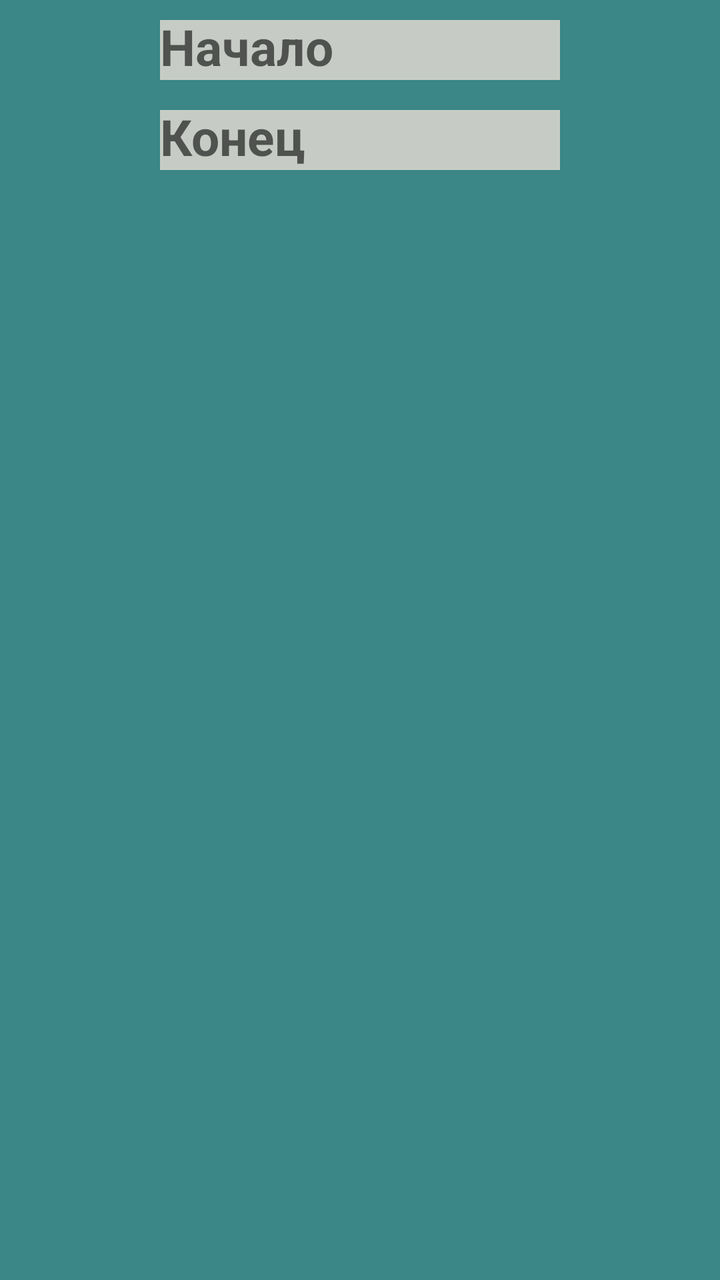
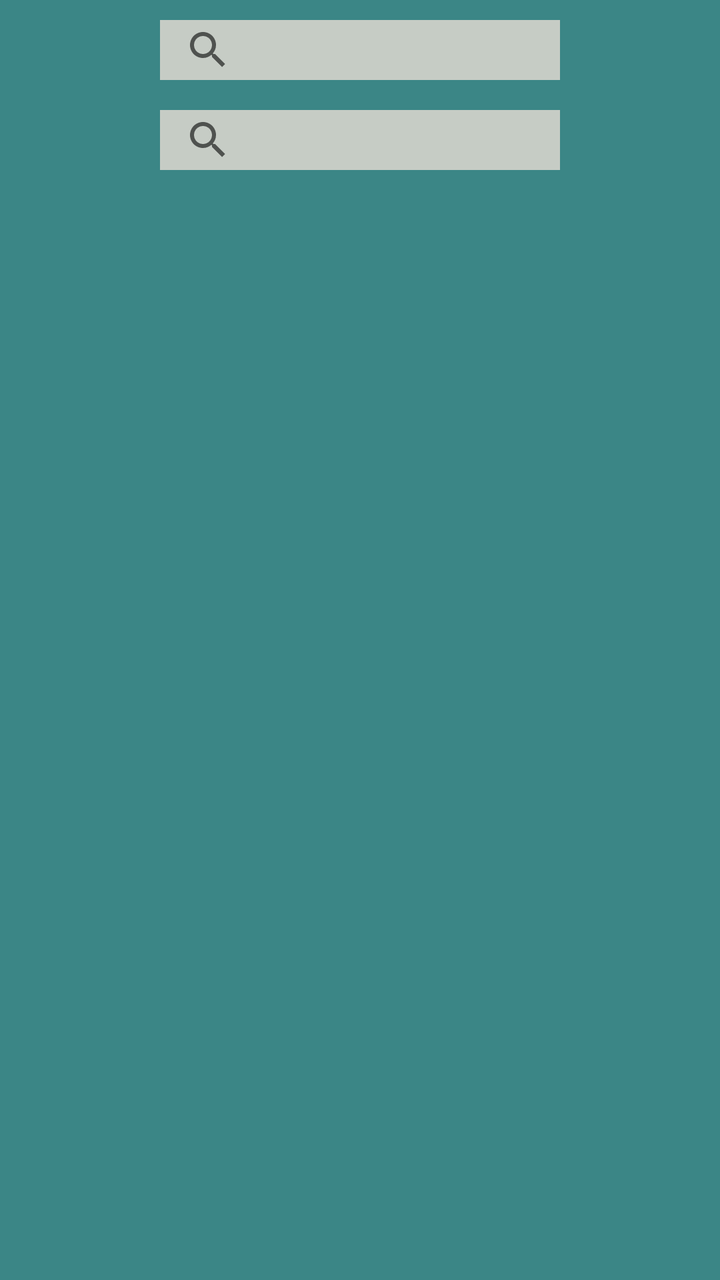

Compare the two renders of this Android layout. The source of the first and the diff that turns it into the second are given below.
<!-- AndroidManifest.xml: application theme Theme.LogReg -->
<!-- res/layout/activity_search.xml -->
<?xml version="1.0" encoding="utf-8"?>
<LinearLayout xmlns:android="http://schemas.android.com/apk/res/android"
    xmlns:tools="http://schemas.android.com/tools"
    android:layout_width="match_parent"
    android:layout_height="match_parent"
    xmlns:yandex="http://schemas.android.com/apk/res-auto"
    android:background="#3B8686"
    android:orientation="vertical"
    tools:context=".SearchActivityPassenger">


    <EditText
        android:id="@+id/start_adress"
        android:layout_width="200dp"
        android:layout_height="30dp"
        android:layout_gravity="center_horizontal"
        android:layout_marginTop="10dp"
        android:background="#C6CCC5"
        android:hint="Начало"
        android:textSize="25dp"
        android:textStyle="bold"/>

    <EditText
        android:id="@+id/end_adress"
        android:layout_width="200dp"
        android:layout_height="30dp"
        android:layout_gravity="center_horizontal"
        android:layout_marginVertical="15dp"
        android:background="#C6CCC5"
        android:hint="Конец"
        android:textSize="25dp"
        android:textStyle="bold" />
</LinearLayout>
<!-- resources referenced by this layout -->
<resources>
  <style name="Theme.LogReg" parent="Theme.MaterialComponents.DayNight.NoActionBar">
          
          <item name="colorPrimary">@color/purple_500</item>
          <item name="colorPrimaryVariant">@color/purple_700</item>
          <item name="colorOnPrimary">@color/white</item>
          
          <item name="colorSecondary">@color/teal_200</item>
          <item name="colorSecondaryVariant">@color/teal_700</item>
          <item name="colorOnSecondary">@color/black</item>
          
          <item name="android:statusBarColor">#3B8686</item>
          
      </style>
  <color name="purple_500">#FF6200EE</color>
  <color name="purple_700">#FF3700B3</color>
  <color name="white">#FFFFFFFF</color>
  <color name="teal_200">#FF03DAC5</color>
  <color name="teal_700">#FF018786</color>
  <color name="black">#FF000000</color>
</resources>

<!-- the commit's change to res/layout/activity_search.xml (unified diff, before → after) -->
@@ -9,25 +9,31 @@
     tools:context=".SearchActivityPassenger">
 
 
-    <EditText
+    <SearchView
         android:id="@+id/start_adress"
         android:layout_width="200dp"
         android:layout_height="30dp"
         android:layout_gravity="center_horizontal"
         android:layout_marginTop="10dp"
         android:background="#C6CCC5"
-        android:hint="Начало"
+        android:hint="Первый пункт"
         android:textSize="25dp"
         android:textStyle="bold"/>
 
-    <EditText
+    <SearchView
         android:id="@+id/end_adress"
         android:layout_width="200dp"
         android:layout_height="30dp"
         android:layout_gravity="center_horizontal"
         android:layout_marginVertical="15dp"
         android:background="#C6CCC5"
-        android:hint="Конец"
+        android:hint="Второй пункт"
         android:textSize="25dp"
-        android:textStyle="bold" />
+        android:textStyle="bold"/>
+
+    <ListView
+        android:id="@+id/cities_list_view"
+        android:layout_width="match_parent"
+        android:layout_height="wrap_content"/>
+
 </LinearLayout>
